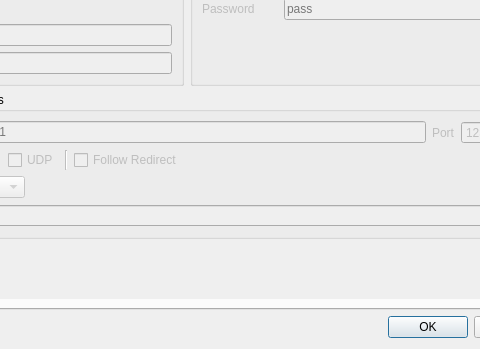
First picture: the form in src/ui/w_PreferencesWindow.ui, repository Qv2ray/Qv2ray, before the edit; both pictures show x 191 to 671 and y 223 to 572 of the 756 by 572 pixel window.
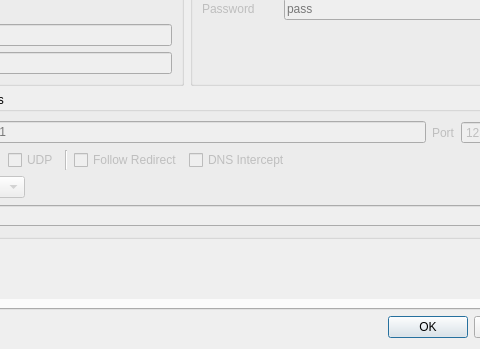
Second picture: the form after the edit. The open tabs and pages were chosen to show the change. Icons and pictures are not drawn.

Commit message: add dns intercept and route for tproxy

What changed in the file:
```diff
--- a/src/ui/w_PreferencesWindow.ui
+++ b/src/ui/w_PreferencesWindow.ui
@@ -705,8 +705,8 @@
            <rect>
             <x>0</x>
             <y>0</y>
-            <width>710</width>
-            <height>520</height>
+            <width>703</width>
+            <height>524</height>
            </rect>
           </property>
           <layout class="QVBoxLayout" name="verticalLayout_2">
@@ -1013,6 +1013,13 @@
                     </property>
                    </widget>
                   </item>
+                  <item>
+                   <widget class="QCheckBox" name="dnsIntercept">
+                    <property name="text">
+                     <string>DNS Intercept</string>
+                    </property>
+                   </widget>
+                  </item>
                   <item>
                    <spacer name="horizontalSpacer_2">
                     <property name="orientation">
```
The commit also changes 5 other files.
